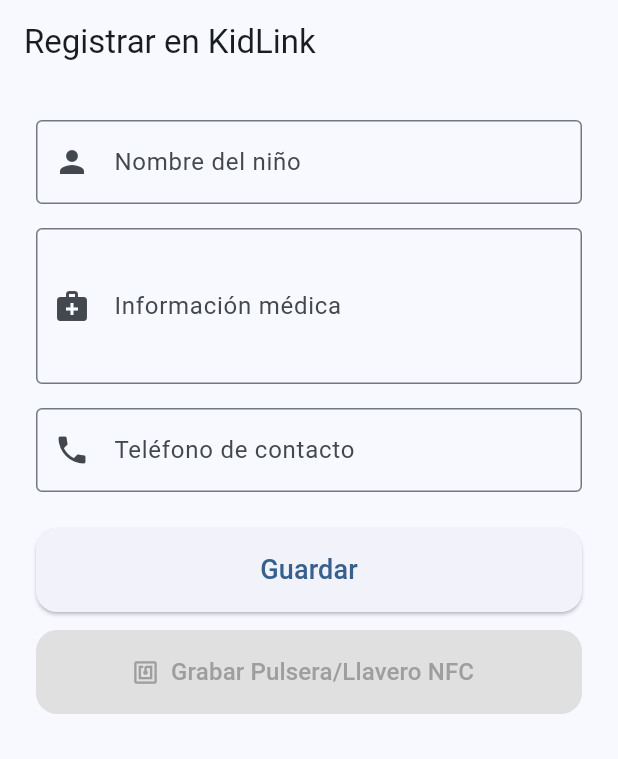
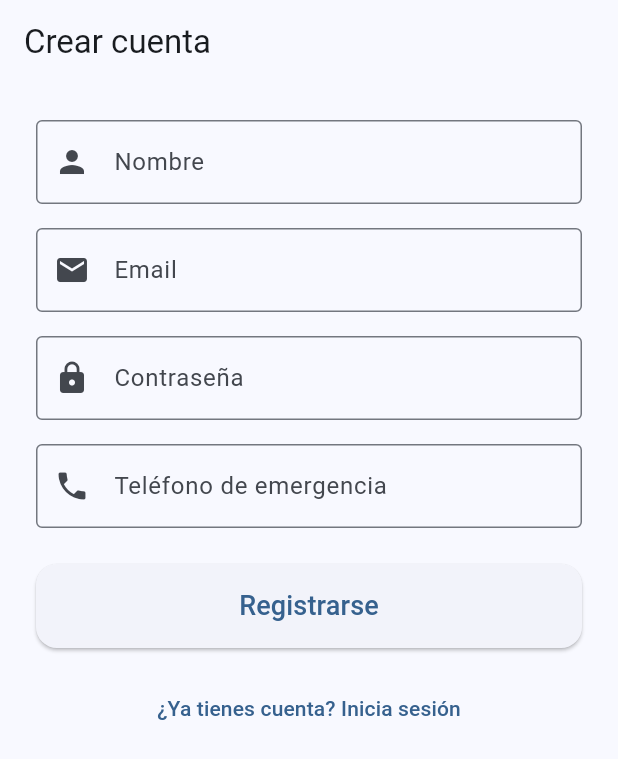
Before and after one commit to herizador/KidLink, a Flutter app: the screen it shows after launch, on a phone screen of 412 x 824 dp. Shown: the top 759 px of the screen. Run offline on Flutter 3.47's test engine with Material 3 defaults, Android fonts, the phone set to English and light mode, and no system bars; our stand-ins replace supabase_flutter; missing offline and left inert: flutter_nfc_kit, ndef; accounts and stored records are empty.

Commit message:
feat(app): implementar autenticación nativa de Supabase e integración con metadatos para padres

```diff
--- a/KidLink-App/lib/main.dart
+++ b/KidLink-App/lib/main.dart
@@ -1,6 +1,7 @@
 import 'package:flutter/material.dart';
 import 'services/supabase_service.dart';
 import 'screens/registro_screen.dart';
+import 'screens/auth_screen.dart';
 
 void main() async {
   WidgetsFlutterBinding.ensureInitialized();
@@ -20,7 +21,20 @@
         colorSchemeSeed: Colors.blue,
         useMaterial3: true,
       ),
-      home: const RegistroScreen(),
+      home: _HomeScreen(),
     );
   }
 }
+
+class _HomeScreen extends StatelessWidget {
+  @override
+  Widget build(BuildContext context) {
+    final session = SupabaseService.instance.client.auth.currentSession;
+
+    if (session != null) {
+      return const RegistroScreen();
+    }
+
+    return const AuthScreen();
+  }
+}
--- /dev/null
+++ b/KidLink-App/lib/screens/auth_screen.dart
@@ -0,0 +1,176 @@
+import 'package:flutter/material.dart';
+import 'package:supabase_flutter/supabase_flutter.dart';
+import 'registro_screen.dart';
+
+class AuthScreen extends StatefulWidget {
+  const AuthScreen({super.key});
+
+  @override
+  State<AuthScreen> createState() => _AuthScreenState();
+}
+
+class _AuthScreenState extends State<AuthScreen> {
+  final _formKey = GlobalKey<FormState>();
+  final _nombreCtrl = TextEditingController();
+  final _emailCtrl = TextEditingController();
+  final _passwordCtrl = TextEditingController();
+  final _telefonoCtrl = TextEditingController();
+
+  bool _esRegistro = true;
+  bool _cargando = false;
+
+  @override
+  void dispose() {
+    _nombreCtrl.dispose();
+    _emailCtrl.dispose();
+    _passwordCtrl.dispose();
+    _telefonoCtrl.dispose();
+    super.dispose();
+  }
+
+  Future<void> _enviar() async {
+    if (!_formKey.currentState!.validate()) return;
+
+    setState(() => _cargando = true);
+
+    try {
+      final email = _emailCtrl.text.trim();
+      final password = _passwordCtrl.text.trim();
+
+      if (_esRegistro) {
+        final supabase = Supabase.instance.client;
+        await supabase.auth.signUp(
+          email: email,
+          password: password,
+          data: {
+            'nombre': _nombreCtrl.text.trim(),
+            'telefono_emergencia': _telefonoCtrl.text.trim(),
+          },
+        );
+      } else {
+        await Supabase.instance.client.auth.signInWithPassword(
+          email: email,
+          password: password,
+        );
+      }
+
+      if (!mounted) return;
+
+      Navigator.of(context).pushReplacement(
+        MaterialPageRoute(builder: (_) => const RegistroScreen()),
+      );
+    } catch (e) {
+      if (!mounted) return;
+      ScaffoldMessenger.of(context).showSnackBar(
+        SnackBar(content: Text('Error: ${e.toString()}')),
+      );
+    } finally {
+      if (mounted) setState(() => _cargando = false);
+    }
+  }
+
+  @override
+  Widget build(BuildContext context) {
+    final campos = <Widget>[
+      if (_esRegistro)
+        TextFormField(
+          controller: _nombreCtrl,
+          decoration: const InputDecoration(
+            labelText: 'Nombre',
+            prefixIcon: Icon(Icons.person),
+            border: OutlineInputBorder(),
+          ),
+          textCapitalization: TextCapitalization.words,
+          validator: _esRegistro
+              ? (v) => (v == null || v.trim().isEmpty) ? 'Campo obligatorio' : null
+              : null,
+        ),
+      if (_esRegistro) const SizedBox(height: 16),
+      TextFormField(
+        controller: _emailCtrl,
+        decoration: const InputDecoration(
+          labelText: 'Email',
+          prefixIcon: Icon(Icons.email),
+          border: OutlineInputBorder(),
+        ),
+        keyboardType: TextInputType.emailAddress,
+        validator: (v) =>
+            (v == null || v.trim().isEmpty || !v.contains('@')) ? 'Email válido requerido' : null,
+      ),
+      const SizedBox(height: 16),
+      TextFormField(
+        controller: _passwordCtrl,
+        decoration: const InputDecoration(
+          labelText: 'Contraseña',
+          prefixIcon: Icon(Icons.lock),
+          border: OutlineInputBorder(),
+        ),
+        obscureText: true,
+        validator: (v) =>
+            (v == null || v.trim().length < 6) ? 'Mínimo 6 caracteres' : null,
+      ),
+      if (_esRegistro) const SizedBox(height: 16),
+      if (_esRegistro)
+        TextFormField(
+          controller: _telefonoCtrl,
+          decoration: const InputDecoration(
+            labelText: 'Teléfono de emergencia',
+            prefixIcon: Icon(Icons.phone),
+            border: OutlineInputBorder(),
+          ),
+          keyboardType: TextInputType.phone,
+          validator: _esRegistro
+              ? (v) => (v == null || v.trim().isEmpty) ? 'Campo obligatorio' : null
+              : null,
+        ),
+    ];
+
+    return Scaffold(
+      appBar: AppBar(title: Text(_esRegistro ? 'Crear cuenta' : 'Iniciar sesión')),
+      body: SingleChildScrollView(
+        padding: const EdgeInsets.all(24),
+        child: Form(
+          key: _formKey,
+          child: Column(
+            crossAxisAlignment: CrossAxisAlignment.stretch,
+            children: [
+              ...campos,
+              const SizedBox(height: 24),
+              SizedBox(
+                width: double.infinity,
+                height: 56,
+                child: ElevatedButton(
+                  onPressed: _cargando ? null : _enviar,
+                  style: ElevatedButton.styleFrom(
+                    shape: RoundedRectangleBorder(
+                      borderRadius: BorderRadius.circular(14),
+                    ),
+                  ),
+                  child: _cargando
+                      ? const SizedBox(
+                          width: 24,
+                          height: 24,
+                          child: CircularProgressIndicator(strokeWidth: 3),
+                        )
+                      : Text(
+                          _esRegistro ? 'Registrarse' : 'Iniciar sesión',
+                          style: const TextStyle(fontSize: 18),
+                        ),
+                ),
+              ),
+              const SizedBox(height: 16),
+              TextButton(
+                onPressed: () => setState(() => _esRegistro = !_esRegistro),
+                child: Text(
+                  _esRegistro
+                      ? '¿Ya tienes cuenta? Inicia sesión'
+                      : '¿No tienes cuenta? Regístrate',
+                ),
+              ),
+            ],
+          ),
+        ),
+      ),
+    );
+  }
+}
--- a/prompt.txt
+++ b/prompt.txt
@@ -1,4 +1,13 @@
-error: The argument type 'String' can't be assigned to the parameter type 'Uint8List?'.  (argument_type_not_assignable at [kidlink_app] lib\services\nfc_service.dart:39)
-error: The argument type 'String' can't be assigned to the parameter type 'Uint8List?'.  (argument_type_not_assignable at [kidlink_app] lib\services\nfc_service.dart:40)
-error: The argument type 'String' can't be assigned to the parameter type 'Uint8List?'.  (argument_type_not_assignable at [kidlink_app] lib\services\nfc_service.dart:41)
-warning: Warning in the included options file C:\Users\id386\Downloads\flutter\packages\flutter\lib\analysis_options.yaml(9..32): The file includes itself recursively. (included_file_warning at [kidlink_app] analysis_options.yaml:10)
+🔐 REQUERIMIENTO: FLUJO DE AUTENTICACIÓN DE PADRES (SUPABASE AUTH)Contexto del problema:El formulario de registro de niños falla con un error 42501 (Permission Denied) porque la aplicación no tiene un flujo de sesión activo y está intentando insertar datos de forma anónima. Las políticas RLS de la base de datos están bien y exigen estrictamente que el padre esté autenticado.Necesito que implementes una pantalla inicial de Registro / Inicio de Sesión antes de mostrar el formulario de inscripción del niño. Debes usar el sistema de autenticación nativo de Supabase:Creación de la Pantalla de Autenticación (AuthScreen):Diseña un formulario limpio con campos para: Nombre, Email, Contraseña y Teléfono de Emergencia.Añade un botón para "Registrarse" y un enlace de texto abajo que permita cambiar a modo "Iniciar Sesión" (donde solo pida Email y Contraseña).Lógica de Registro (Sign Up):Al presionar "Registrarse", debes llamar al método oficial de supabase_flutter:dartfinal response = await Supabase.instance.client.auth.signUp(
+  email: _emailController.text.trim(),
+  password: _passwordController.text.trim(),
+  data: {
+    'nombre': _nombreController.text.trim(),
+    'telefono_emergencia': _telefonoController.text.trim(),
+  },
+);
+Usa el código con precaución.Nota Crítica: Pasar los datos dentro del parámetro data (User Metadata) es obligatorio para que nuestro trigger de PostgreSQL en Supabase capture el nombre y el teléfono y cree automáticamente la fila en la tabla public.perfiles_padres.Lógica de Inicio de Sesión (Sign In):Si el usuario ya tiene cuenta, permite iniciar sesión con:dartawait Supabase.instance.client.auth.signInWithPassword(
+  email: _emailController.text.trim(),
+  password: _passwordController.text.trim(),
+);
+Usa el código con precaución.Persistencia de Sesión en main.dart:Modifica el punto de entrada de la app para que verifique si hay una sesión activa. Si Supabase.instance.client.auth.currentSession != null, redirige al padre directo al formulario de registro del niño. Si es null, muéstrale la pantalla de AuthScreen.Por favor, entrégame el código de la pantalla de autenticación y las modificaciones necesarias para redirigir correctamente al usuario una vez iniciada la sesión.
```
